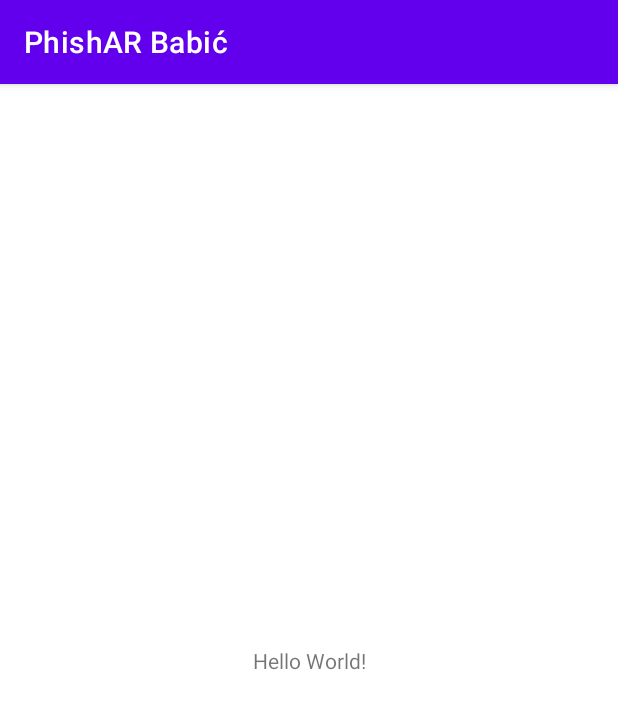
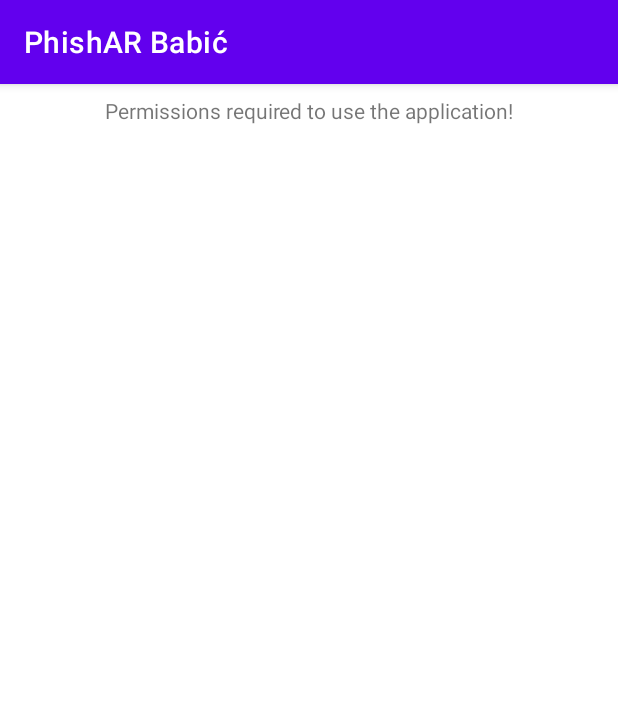
Before and after one commit to ZvonimirBabic/PhishAR_Babic, an Android app: the screen it shows after launch (MainActivity), on a phone screen of 412 x 824 dp. Shown: the top 709 px of the screen. Run offline under Robolectric (Android 15) with nearby library versions, the phone set to English and light mode, and no system bars; 1 statement that could not run was skipped.

```diff
--- a/app/build.gradle
+++ b/app/build.gradle
@@ -1,6 +1,8 @@
 plugins {
     id 'com.android.application'
     id 'kotlin-android'
+    id 'androidx.navigation.safeargs.kotlin'
+    id 'kotlin-kapt'
 }
 
 android {
@@ -69,3 +71,7 @@ dependencies {
     implementation "com.squareup.retrofit2:converter-gson:$gson_version"
 
 }
+
+kapt {
+    correctErrorTypes true
+}
--- a/app/src/main/AndroidManifest.xml
+++ b/app/src/main/AndroidManifest.xml
@@ -1,6 +1,9 @@
 <?xml version="1.0" encoding="utf-8"?>
 <manifest xmlns:android="http://schemas.android.com/apk/res/android"
     package="com.example.phishar_babic">
+
+    <uses-feature android:name="android.hardware.camera.any" />
+    <uses-permission android:name="android.permission.CAMERA"></uses-permission>
 
     <application
         android:allowBackup="true"
--- /dev/null
+++ b/app/src/main/java/com/example/phishar_babic/fragments/PermissionsFragment.kt
@@ -0,0 +1,74 @@
+package com.example.phishar_babic.fragments
+
+import android.Manifest
+import android.app.AlertDialog
+import android.content.Context
+import android.content.DialogInterface
+import android.content.pm.PackageManager
+import android.os.Bundle
+import android.util.Log
+import android.widget.Toast
+import androidx.activity.result.contract.ActivityResultContracts
+import androidx.core.content.ContextCompat
+import androidx.fragment.app.Fragment
+import androidx.lifecycle.lifecycleScope
+import androidx.navigation.Navigation
+import com.example.phishar_babic.R
+
+class PermissionsFragment : Fragment(R.layout.fragment_permissions) {
+
+    private val requestPermission =
+        registerForActivityResult(ActivityResultContracts.RequestPermission()) { isGranted ->
+
+            if (isGranted) { // Do something if permission granted
+                navigateToCamera()
+
+            } else { // Do something as the permission is not granted
+                Log.d("LOG_TAG", "permission denied by the user")
+            }
+        }
+
+    private val rationaleDialog = AlertDialog.Builder(requireContext())
+        .setTitle(R.string.rationaleTitle)
+        .setMessage(R.string.rationaleText)
+        .setPositiveButton(R.string.allow) { dialog, which ->
+            requestPermission.launch(
+                Manifest.permission.CAMERA
+            )
+        }
+        .setNegativeButton(R.string.cancel) { dialog, which ->
+            dialog.cancel()
+            requireActivity().finish()
+        }
+
+    override fun onCreate(savedInstanceState: Bundle?) {
+        super.onCreate(savedInstanceState)
+
+        when {
+            ContextCompat.checkSelfPermission(
+                requireContext(),
+                Manifest.permission.CAMERA
+            ) == PackageManager.PERMISSION_GRANTED -> {
+                // You can use the API that requires the permission.
+            }
+            shouldShowRequestPermissionRationale(Manifest.permission.CAMERA) -> {
+                rationaleDialog.show()
+            }
+            else -> {
+                // You can directly ask for the permission.
+                // The registered ActivityResultCallback gets the result of this request.
+                requestPermission.launch(
+                    Manifest.permission.CAMERA
+                )
+            }
+        }
+    }
+
+    private fun navigateToCamera() {
+        lifecycleScope.launchWhenStarted {
+            Navigation.findNavController(requireActivity(), R.id.fragment_container).navigate(
+                PermissionsFragmentDirections.actionPermissionsFragmentToCameraFragment()
+            )
+        }
+    }
+}
--- a/app/src/main/res/layout/activity_main.xml
+++ b/app/src/main/res/layout/activity_main.xml
@@ -1,18 +1,13 @@
 <?xml version="1.0" encoding="utf-8"?>
-<androidx.constraintlayout.widget.ConstraintLayout xmlns:android="http://schemas.android.com/apk/res/android"
+<androidx.fragment.app.FragmentContainerView
+    xmlns:android="http://schemas.android.com/apk/res/android"
+    xmlns:tools="http://schemas.android.com/tools"
     xmlns:app="http://schemas.android.com/apk/res-auto"
-    xmlns:tools="http://schemas.android.com/tools"
+    android:id="@+id/fragment_container"
+    android:name="androidx.navigation.fragment.NavHostFragment"
     android:layout_width="match_parent"
     android:layout_height="match_parent"
-    tools:context=".MainActivity">
-
-    <TextView
-        android:layout_width="wrap_content"
-        android:layout_height="wrap_content"
-        android:text="Hello World!"
-        app:layout_constraintBottom_toBottomOf="parent"
-        app:layout_constraintLeft_toLeftOf="parent"
-        app:layout_constraintRight_toRightOf="parent"
-        app:layout_constraintTop_toTopOf="parent" />
-
-</androidx.constraintlayout.widget.ConstraintLayout>
+    android:keepScreenOn="true"
+    app:defaultNavHost="true"
+    app:navGraph="@navigation/nav_graph"
+    tools:context=".MainActivity"/>
--- /dev/null
+++ b/app/src/main/res/layout/fragment_permissions.xml
@@ -0,0 +1,19 @@
+<?xml version="1.0" encoding="utf-8"?>
+<androidx.constraintlayout.widget.ConstraintLayout xmlns:android="http://schemas.android.com/apk/res/android"
+    xmlns:app="http://schemas.android.com/apk/res-auto"
+    xmlns:tools="http://schemas.android.com/tools"
+    android:layout_width="match_parent"
+    android:layout_height="match_parent">
+
+    <TextView
+        android:id="@+id/textView_permissionsRequired"
+        android:layout_width="wrap_content"
+        android:layout_height="wrap_content"
+        android:layout_marginStart="8dp"
+        android:layout_marginTop="8dp"
+        android:layout_marginEnd="8dp"
+        android:text="@string/permissions_required"
+        app:layout_constraintEnd_toEndOf="parent"
+        app:layout_constraintStart_toStartOf="parent"
+        app:layout_constraintTop_toTopOf="parent" />
+</androidx.constraintlayout.widget.ConstraintLayout>
--- /dev/null
+++ b/app/src/main/res/navigation/nav_graph.xml
@@ -0,0 +1,25 @@
+<?xml version="1.0" encoding="utf-8"?>
+<navigation xmlns:android="http://schemas.android.com/apk/res/android"
+    xmlns:app="http://schemas.android.com/apk/res-auto"
+    android:id="@+id/nav_graph.xml"
+    app:startDestination="@id/permissionsFragment">
+
+    <fragment
+        android:id="@+id/permissionsFragment"
+        android:name="com.example.phishar_babic.fragments.PermissionsFragment"
+        android:label="PermissionsFragment" >
+        <action
+            android:id="@+id/action_permissionsFragment_to_cameraFragment"
+            app:destination="@id/cameraFragment" />
+    </fragment>
+    <fragment
+        android:id="@+id/cameraFragment"
+        android:name="com.example.phishar_babic.fragments.CameraFragment"
+        android:label="CameraFragment" >
+        <action
+            android:id="@+id/action_cameraFragment_to_permissionsFragment"
+            app:destination="@id/permissionsFragment"
+            app:popUpTo="@id/cameraFragment"
+            app:popUpToInclusive="true" />
+    </fragment>
+</navigation>
--- a/app/src/main/res/values/strings.xml
+++ b/app/src/main/res/values/strings.xml
@@ -1,3 +1,8 @@
 <resources>
     <string name="app_name">PhishAR Babić</string>
+    <string name="permissions_required">Permissions required to use the application!</string>
+    <string name="rationaleTitle">Permissions required</string>
+    <string name="rationaleText">"Camera is required for this application to work ! "</string>
+    <string name="cancel">Cancel</string>
+    <string name="allow">Allow</string>
 </resources>
--- a/build.gradle
+++ b/build.gradle
@@ -1,5 +1,8 @@
 // Top-level build file where you can add configuration options common to all sub-projects/modules.
 buildscript {
+    ext{
+        safeargs_version = '2.3.5'
+    }
     repositories {
         google()
         mavenCentral()
@@ -10,6 +13,8 @@ buildscript {
 
         // NOTE: Do not place your application dependencies here; they belong
         // in the individual module build.gradle files
+
+        classpath "androidx.navigation:navigation-safe-args-gradle-plugin:$safeargs_version"
     }
 }
 
```
Also changed, not shown: app/src/main/java/com/example/phishar_babic/fragments/CameraFragment.kt (added, +7 -0 lines), app/src/main/res/layout/fragment_camera.xml (added, +17 -0 lines).
